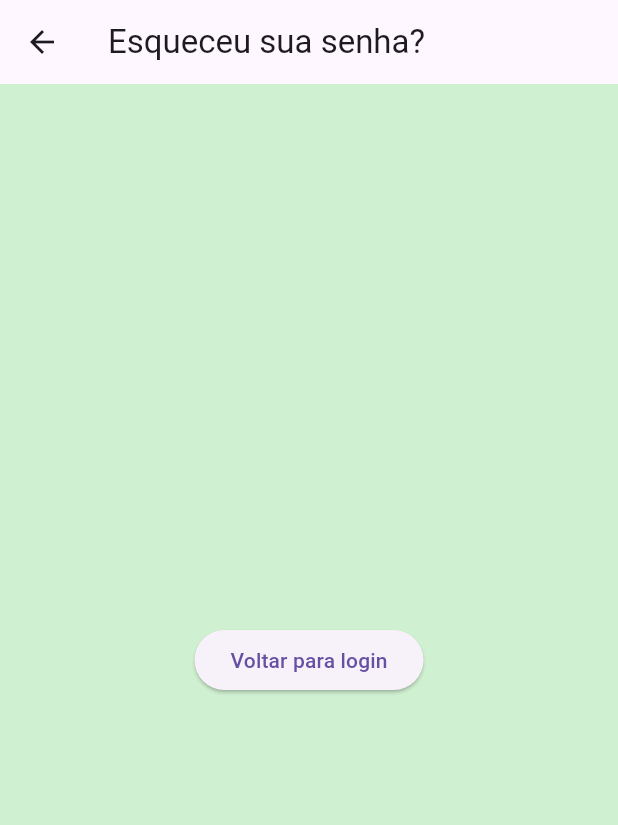
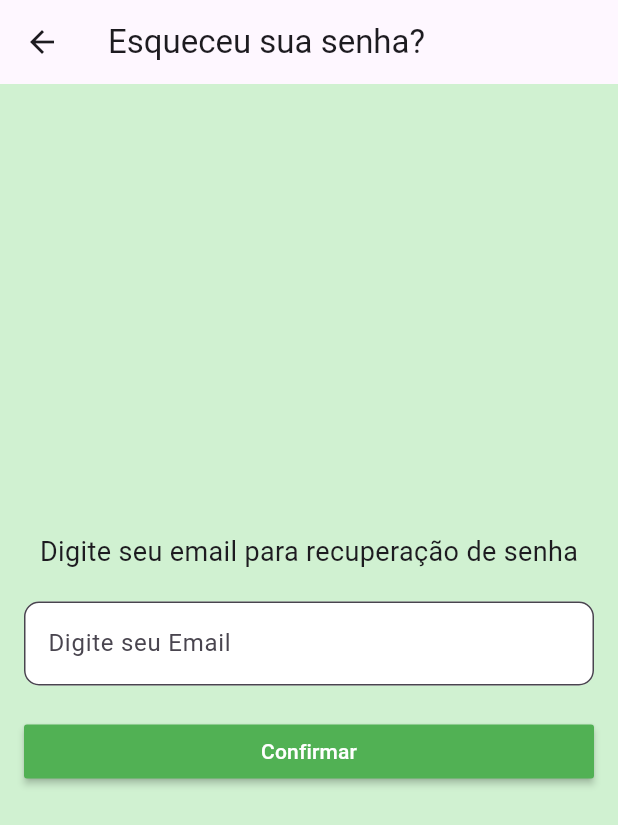
Before and after one commit to Guipmaru/pi_segunda_entrega, a Flutter app: the SegundaTela screen opened directly, on a phone screen of 412 x 824 dp. Shown: the top 825 px of the screen. Run offline on Flutter 3.47's test engine with Material 3 defaults, Android fonts, the phone set to English and light mode, and no system bars; our stand-ins replace sqflite; accounts and stored records are empty.

Commit message:
configuração da tela de recuperação de senha

```diff
--- a/lib/esqueceu_senha.dart
+++ b/lib/esqueceu_senha.dart
@@ -1,7 +1,35 @@
 import 'package:flutter/material.dart';
+//definição de nome de tela para chamada
+class SegundaTela extends StatefulWidget {
+  const SegundaTela({super.key});
 
-class SegundaTela extends StatelessWidget {
-  const SegundaTela({super.key});
+  @override
+  _SegundaTelaState createState() => _SegundaTelaState();
+}
+
+class _SegundaTelaState extends State<SegundaTela> {
+  final _emailController = TextEditingController();
+
+  void _showRecoveryDialog() {
+    showDialog(
+      context: context,
+      builder: (BuildContext context) {
+        return AlertDialog(
+          title: const Text('Confira sua caixa de entrada'),
+          content: const Text('Instruções de recuperação de senha foram enviadas para o seu email.'),
+          actions: [
+            TextButton(
+              onPressed: () {
+                Navigator.pop(context); // Fecha o diálogo
+                Navigator.pop(context); // Volta para a tela de login
+              },
+              child: const Text('OK'),
+            ),
+          ],
+        );
+      },
+    );
+  }
 
   @override
   Widget build(BuildContext context) {
@@ -10,12 +38,48 @@ class SegundaTela extends StatelessWidget {
       appBar: AppBar(
         title: const Text('Esqueceu sua senha?'),
       ),
-      body: Center(
-        child: ElevatedButton(
-          onPressed: () {
-            Navigator.pop(context); // Voltar para a tela de login
-          },
-          child: const Text('Voltar para login'),
+      body: Padding(
+        padding: const EdgeInsets.all(16.0),
+        child: Column(
+          mainAxisAlignment: MainAxisAlignment.center,
+          children: [
+            const Text(
+              'Digite seu email para recuperação de senha',
+              style: TextStyle(fontSize: 18),
+            ),
+            const SizedBox(height: 20),
+            TextFormField(
+              controller: _emailController,
+              keyboardType: TextInputType.emailAddress,
+              decoration: InputDecoration(
+                hintText: 'Digite seu Email',
+                border: OutlineInputBorder(
+                  borderRadius: BorderRadius.circular(10),
+                ),
+                filled: true,
+                fillColor: Colors.white,
+              ),
+              validator: (value) {
+                if (value == null || value.isEmpty) {
+                  return 'Por favor, insira seu email';
+                }
+                return null;
+              },
+            ),
+            const SizedBox(height: 20),
+            MaterialButton(
+              minWidth: double.infinity,
+              color: const Color.fromARGB(255, 81, 177, 84),
+              textColor: Colors.white,
+              child: const Text('Confirmar'),
+              onPressed: () {
+                if (_emailController.text.isNotEmpty) {
+                  _showRecoveryDialog();
+                } else {
+                }
+              },
+            ),
+          ],
         ),
       ),
     );
```
